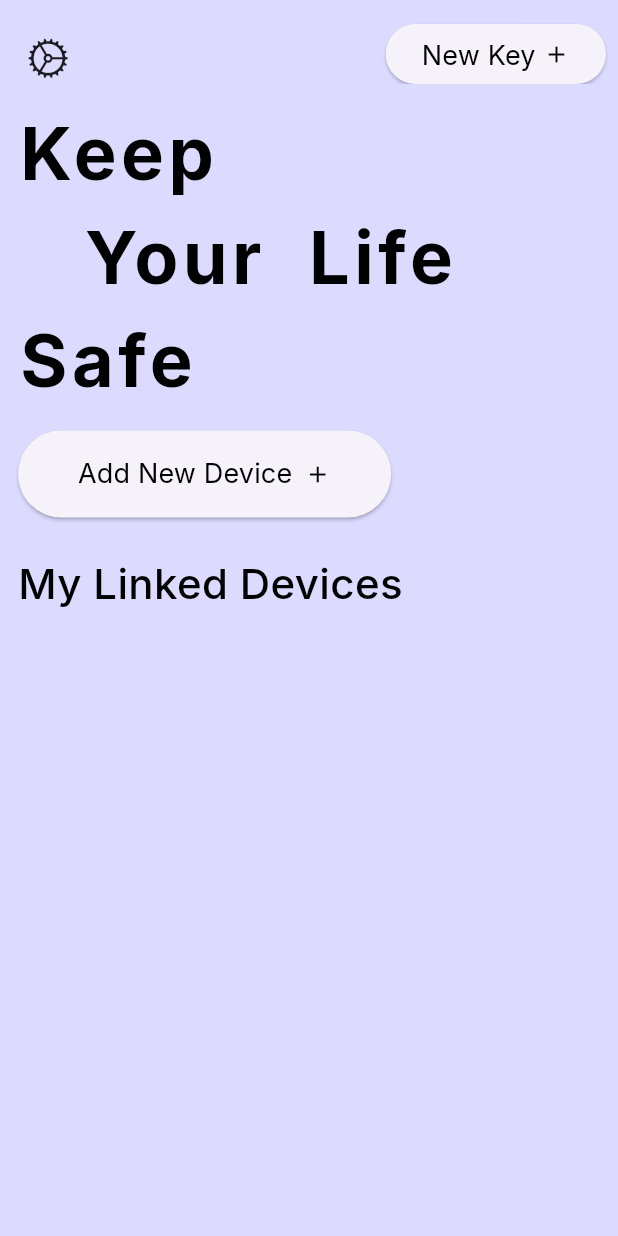
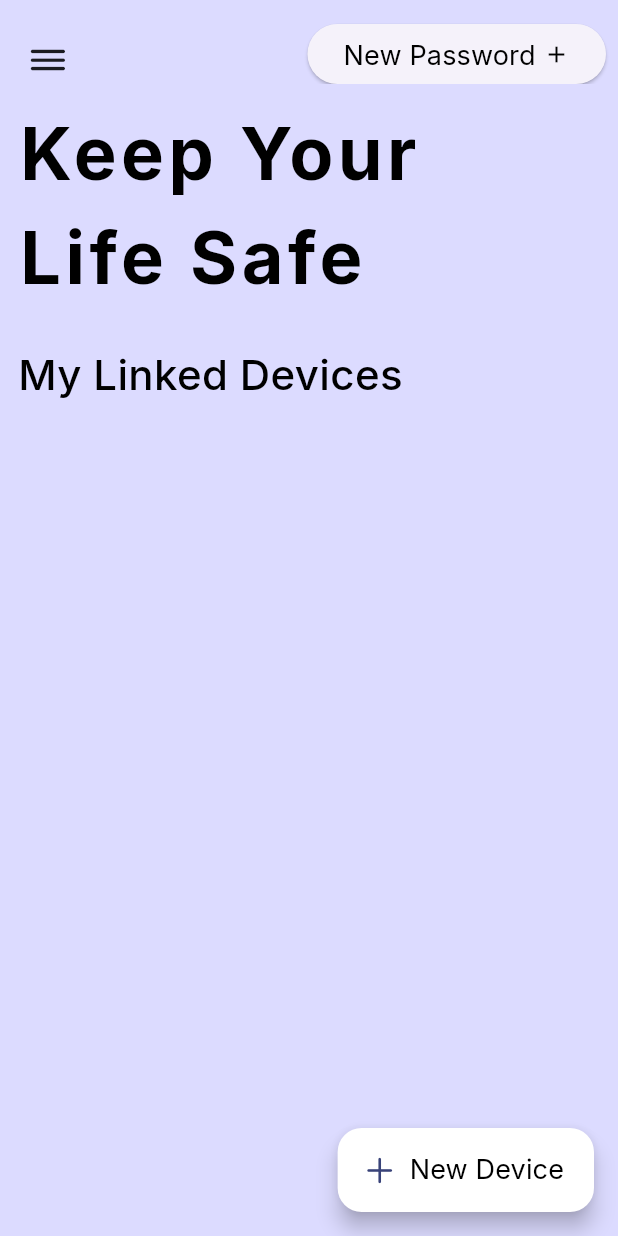
Before and after one commit to RiyazurRazak/anzen-manager, a Flutter app: the screen it shows after launch, on a phone screen of 412 x 824 dp. Run offline on Flutter 3.47's test engine with Material 2 defaults, Android fonts, the phone set to English and light mode, and no system bars; our stand-ins replace device_info_plus, flutter_secure_storage, get, google_fonts, hive, hive_flutter and 1 more; accounts and stored records are empty; network calls fail.

Commit message:
Update: icons changed

```diff
--- a/frontend/lib/screens/HomeScreen/home_screen.dart
+++ b/frontend/lib/screens/HomeScreen/home_screen.dart
@@ -1,3 +1,5 @@
+import 'dart:math';
+
 import 'package:flutter/cupertino.dart';
 import 'package:flutter/material.dart';
 import 'package:frontend/constants/app_colors.dart';
@@ -30,7 +32,7 @@ class _HomeScreenState extends State<HomeScreen> {
                 child: Row(
                   mainAxisSize: MainAxisSize.min,
                   children: [
-                    Content(value: "New Key"),
+                    Content(value: "New Password"),
                     const SizedBox(width: 5),
                     const Icon(
                       Icons.add,
@@ -47,53 +49,43 @@ class _HomeScreenState extends State<HomeScreen> {
           child: Row(
             children: [
               IconButton(
+                iconSize: 32,
                 onPressed: () {},
                 icon: const Icon(
-                  CupertinoIcons.settings,
-                  size: 28,
+                  CupertinoIcons.bars,
+                  size: 32,
                 ),
               )
             ],
           ),
         ),
       ),
-      body: SafeArea(
+      body: const SafeArea(
         child: Padding(
-          padding: const EdgeInsets.all(12.0),
+          padding: EdgeInsets.all(12.0),
           child: SingleChildScrollView(
             child: Column(
               crossAxisAlignment: CrossAxisAlignment.start,
               children: [
-                const Heading(
-                  value: "Keep\n   Your  Life\nSafe",
+                Heading(
+                  value: "Keep Your\nLife Safe",
                 ),
-                const SizedBox(
-                  height: 12,
-                ),
-                ElevatedButton(
-                  onPressed: () {},
-                  child: Padding(
-                    padding: const EdgeInsets.all(16.0),
-                    child: Row(
-                      mainAxisSize: MainAxisSize.min,
-                      children: [
-                        Content(value: "Add New Device"),
-                        const SizedBox(width: 8),
-                        const Icon(
-                          Icons.add,
-                          color: Colors.black,
-                        ),
-                      ],
-                    ),
-                  ),
-                ),
-                const SizedBox(height: 24),
-                const SubHeading(value: "My Linked Devices"),
+                SizedBox(height: 24),
+                SubHeading(value: "My Linked Devices"),
               ],
             ),
           ),
         ),
       ),
+      floatingActionButton: FloatingActionButton.extended(
+        onPressed: () {},
+        icon: const Icon(
+          CupertinoIcons.add,
+        ),
+        label: Content(value: "New Device"),
+        isExtended: true,
+        backgroundColor: Colors.white,
+      ),
     );
   }
 }
```
